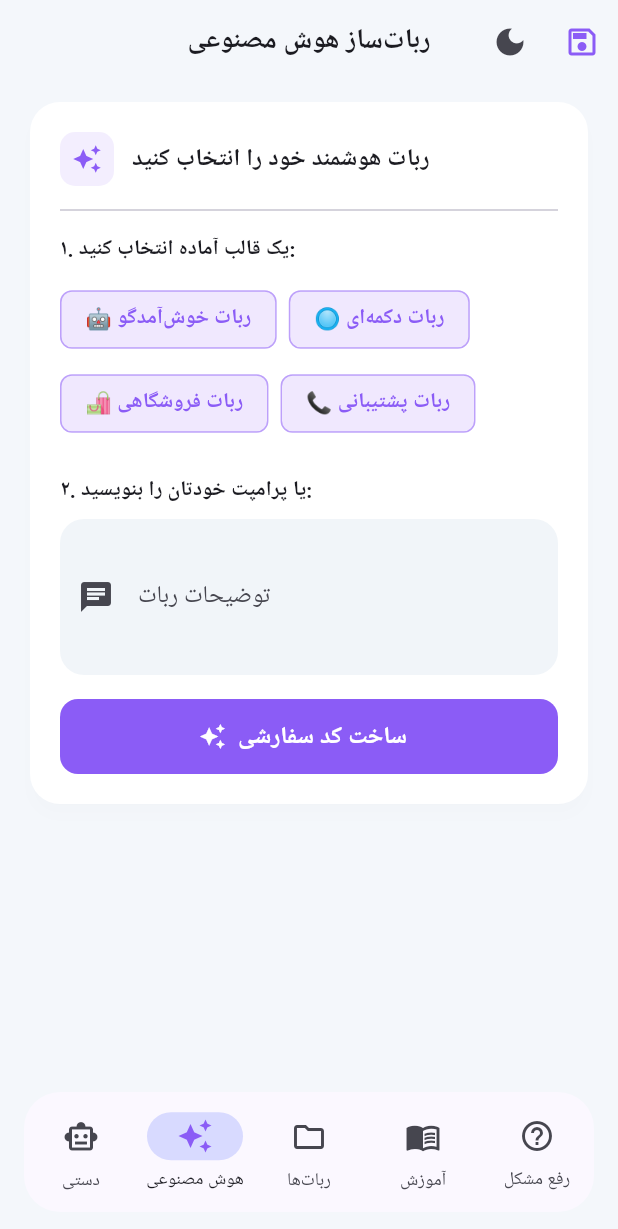
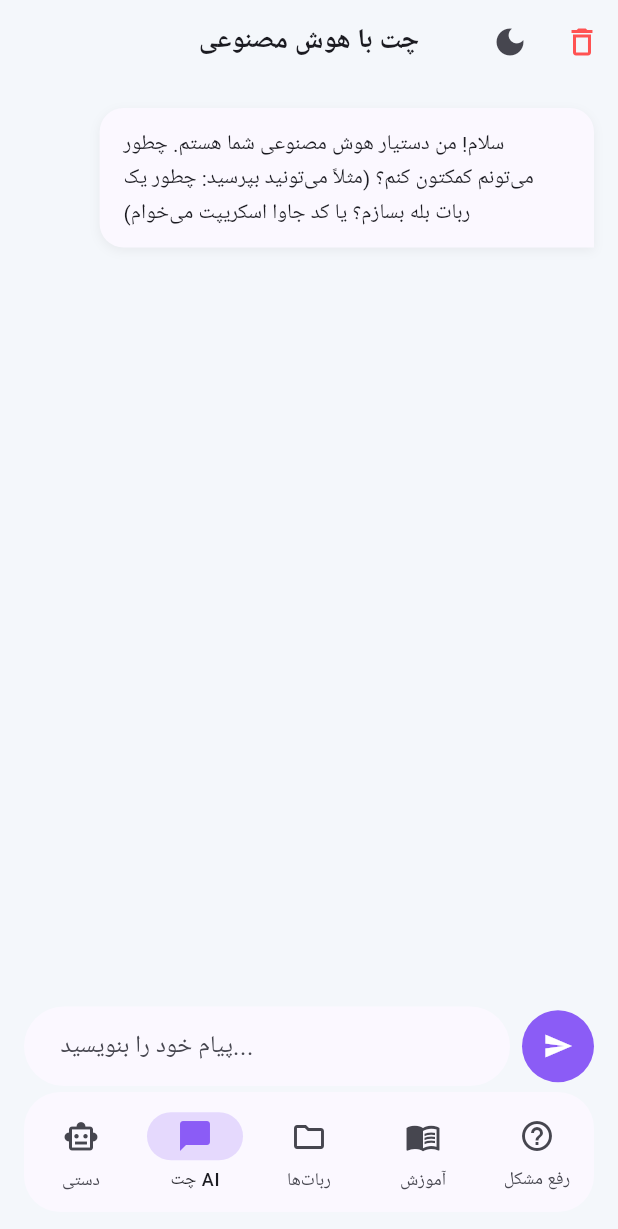
Before and after one commit to amirali6281387-create/appbale, a Flutter app: the screen it shows after launch, item 2 of the bottom bar chosen, on a phone screen of 412 x 824 dp. Shown: the top 1229 px of the screen. Run offline on Flutter 3.47's test engine with Material 3 defaults, Android fonts, the phone set to English and light mode, and no system bars; our stand-ins replace shared_preferences.

Commit message:
Update main.dart

````diff
--- a/lib/main.dart
+++ b/lib/main.dart
@@ -150,7 +150,7 @@ class _MainNavigationScreenState extends State<MainNavigationScreen> {
 
   final List<Widget> _screens = [
     const BotBuilderScreen(),
-    const AIAssistantScreen(),
+    const AIChatScreen(), // 👈 تب هوش مصنوعی به چت تغییر کرد
     const MyBotsScreen(),
     const TutorialsScreen(),
     const FaqScreen(),
@@ -169,10 +169,10 @@ class _MainNavigationScreenState extends State<MainNavigationScreen> {
             selectedIndex: _currentIndex,
             onDestinationSelected: (index) => setState(() => _currentIndex = index),
             backgroundColor: Theme.of(context).cardColor.withOpacity(0.95),
-            indicatorColor: const Color(0xFF4A60FF).withOpacity(0.2),
+            indicatorColor: const Color(0xFF8B5CF6).withOpacity(0.2),
             destinations: const [
               NavigationDestination(icon: Icon(Icons.smart_toy_outlined), selectedIcon: Icon(Icons.smart_toy, color: Color(0xFF4A60FF)), label: 'دستی'),
-              NavigationDestination(icon: Icon(Icons.auto_awesome_outlined), selectedIcon: Icon(Icons.auto_awesome, color: Color(0xFF8B5CF6)), label: 'هوش مصنوعی'),
+              NavigationDestination(icon: Icon(Icons.chat_bubble_outline), selectedIcon: Icon(Icons.chat_bubble, color: Color(0xFF8B5CF6)), label: 'چت AI'),
               NavigationDestination(icon: Icon(Icons.folder_outlined), selectedIcon: Icon(Icons.folder, color: Color(0xFF4A60FF)), label: 'ربات‌ها'),
               NavigationDestination(icon: Icon(Icons.menu_book_outlined), selectedIcon: Icon(Icons.menu_book, color: Color(0xFF4A60FF)), label: 'آموزش'),
               NavigationDestination(icon: Icon(Icons.help_outline), selectedIcon: Icon(Icons.help, color: Color(0xFF4A60FF)), label: 'رفع مشکل'),
@@ -456,112 +456,88 @@ export default {
 }
 
 // ---------------------------------------------------------------------------
-// ۲. صفحه هوش مصنوعی
+// ۲. صفحه چت هوش مصنوعی (کاملاً جدید)
 // ---------------------------------------------------------------------------
-class AIAssistantScreen extends StatefulWidget {
-  const AIAssistantScreen({super.key});
+class AIChatScreen extends StatefulWidget {
+  const AIChatScreen({super.key});
   @override
-  State<AIAssistantScreen> createState() => _AIAssistantScreenState();
+  State<AIChatScreen> createState() => _AIChatScreenState();
 }
 
-class _AIAssistantScreenState extends State<AIAssistantScreen> {
-  final TextEditingController workerUrlController = TextEditingController(text: 'https://your-worker-name.workers.dev/');
-  final TextEditingController promptController = TextEditingController();
-  final TextEditingController tokenController = TextEditingController();
+class _AIChatScreenState extends State<AIChatScreen> {
+  final TextEditingController messageController = TextEditingController();
+  final ScrollController scrollController = ScrollController();
 
-  String generatedCode = '';
+  // آدرس ورکر هوش مصنوعی شما
+  final String workerUrl = 'https://aibaleapp.amirali6281387.workers.dev/';
+
   bool isLoading = false;
-  bool isCopied = false;
-  String activePrompt = '';
 
-  // 🪄 تابع جادویی برای تمیز کردن کد از توضیحات اضافه
-  String extractRawCode(String raw) {
-    String code = raw;
-    code = code.replaceAll('```javascript', '').replaceAll('```js', '').replaceAll('```', '');
+  // لیست پیام‌های چت
+  List<Map<String, dynamic>> messages = [
+    {'role': 'ai', 'text': 'سلام! من دستیار هوش مصنوعی شما هستم. چطور می‌تونم کمکتون کنم؟ (مثلاً می‌تونید بپرسید: چطور یک ربات بله بسازم؟ یا کد جاوا اسکریپت می‌خوام)'}
+  ];
 
-    int startIndex = code.indexOf('export default');
-    if (startIndex != -1) {
-      code = code.substring(startIndex);
-    }
-    int endIndex = code.lastIndexOf('}');
-    if (endIndex != -1) {
-      code = code.substring(0, endIndex + 1);
-    }
-    return code.trim();
-  }
+  Future<void> sendMessage() async {
+    final text = messageController.text.trim();
+    if (text.isEmpty || isLoading) return;
 
-  Future<void> generateWithAI(String promptText) async {
-    final url = workerUrlController.text.trim();
-    if (url.isEmpty || promptText.isEmpty) return;
+    setState(() {
+      messages.add({'role': 'user', 'text': text});
+      isLoading = true;
+      messageController.clear();
+    });
 
-    setState(() { isLoading = true; generatedCode = ''; activePrompt = promptText; promptController.text = promptText; });
+    _scrollToBottom();
 
     try {
       final response = await http.post(
-        Uri.parse(url),
+        Uri.parse(workerUrl),
         headers: {'Content-Type': 'application/json'},
-        body: jsonEncode({'prompt': promptText})
+        body: jsonEncode({'prompt': text}),
       ).timeout(const Duration(seconds: 60));
 
       if (response.statusCode == 200) {
-        String cleanCode = extractRawCode(response.body);
-        setState(() => generatedCode = cleanCode);
+        setState(() {
+          messages.add({'role': 'ai', 'text': response.body});
+        });
       } else {
-        throw Exception('خطا در سرور');
+        throw Exception('خطا در سرور: ${response.statusCode}');
       }
     } catch (e) {
-      if (mounted) ScaffoldMessenger.of(context).showSnackBar(SnackBar(content: Text('خطا: $e'), backgroundColor: Colors.red));
+      setState(() {
+        messages.add({'role': 'error', 'text': 'متأسفانه خطایی رخ داد. لطفاً دوباره تلاش کنید.\nجزئیات: $e'});
+      });
     } finally {
       setState(() => isLoading = false);
+      _scrollToBottom();
     }
   }
 
-  Future<void> _saveBot() async {
-    if (generatedCode.isEmpty) return;
-    final prefs = await SharedPreferences.getInstance();
-    final savedBots = prefs.getStringList('saved_bots') ?? [];
-    savedBots.add(jsonEncode({
-      'id': DateTime.now().millisecondsSinceEpoch.toString(),
-      'title': 'ربات هوش مصنوعی (${activePrompt.length > 20 ? activePrompt.substring(0, 20) + "..." : activePrompt})',
-      'token': tokenController.text.trim(),
-      'code': generatedCode,
-      'date': DateTime.now().toIso8601String()
-    }));
-    await prefs.setStringList('saved_bots', savedBots);
-    if (mounted) ScaffoldMessenger.of(context).showSnackBar(const SnackBar(content: Text('ربات AI ذخیره شد 💾'), backgroundColor: Colors.green));
+  void _scrollToBottom() {
+    WidgetsBinding.instance.addPostFrameCallback((_) {
+      if (scrollController.hasClients) {
+        scrollController.animateTo(
+          scrollController.position.maxScrollExtent,
+          duration: const Duration(milliseconds: 300),
+          curve: Curves.easeOut,
+        );
       }
-
-  void injectTokenAndCopy() {
-    final token = tokenController.text.trim();
-    if (token.isEmpty) {
-      ScaffoldMessenger.of(context).showSnackBar(const SnackBar(content: Text('لطفاً توکن ربات را وارد کنید.'), backgroundColor: Colors.orange));
-      return;
-    }
-    final finalCode = generatedCode.replaceAll('YOUR_BOT_TOKEN', token).replaceAll('YOUR_TOKEN', token).replaceAll('BOT_TOKEN', token);
-    Clipboard.setData(ClipboardData(text: finalCode));
-    setState(() => isCopied = true);
-    ScaffoldMessenger.of(context).showSnackBar(const SnackBar(content: Text('توکن جایگزین و کد کپی شد ✅'), backgroundColor: Colors.green));
-    Future.delayed(const Duration(seconds: 2), () { if (mounted) setState(() => isCopied = false); });
+    });
   }
 
   @override
   void dispose() {
-    workerUrlController.dispose(); promptController.dispose(); tokenController.dispose();
+    messageController.dispose();
+    scrollController.dispose();
     super.dispose();
   }
 
   @override
   Widget build(BuildContext context) {
-    final List<Map<String, String>> quickPrompts = [
-      {"title": "🤖 ربات خوش‌آمدگو", "prompt": "Write raw JavaScript code for a Bale bot. When user sends /start, reply with 'سلام! به ربات من خوش آمدید'. ONLY CODE."},
-      {"title": "🔘 ربات دکمه‌ای", "prompt": "Write raw JavaScript code for a Bale bot. When user sends /start, show an inline keyboard with 3 buttons: 'فروشگاه', 'پشتیبانی', 'درباره ما'. ONLY CODE."},
-      {"title": "🛍️ ربات فروشگاهی", "prompt": "Write raw JavaScript code for a Bale bot. When user sends 'قیمت', reply with a list of products and prices. ONLY CODE."},
-      {"title": "📞 ربات پشتیبانی", "prompt": "Write raw JavaScript code for a Bale bot. When user sends any message, reply with 'پیام شما دریافت شد. به زودی پاسخ می‌دهیم.' ONLY CODE."},
-    ];
-
     return Scaffold(
       appBar: AppBar(
-        title: const Text('ربات‌ساز هوش مصنوعی', style: TextStyle(fontWeight: FontWeight.bold, fontSize: 18)),
+        title: const Text('چت با هوش مصنوعی', style: TextStyle(fontWeight: FontWeight.bold, fontSize: 18)),
         actions: [
           IconButton(
             onPressed: toggleTheme,
@@ -570,99 +546,128 @@ class _AIAssistantScreenState extends State<AIAssistantScreen> {
               builder: (context, mode, child) => Icon(mode == ThemeMode.dark ? Icons.light_mode : Icons.dark_mode)
             )
           ),
-          IconButton(onPressed: _saveBot, icon: const Icon(Icons.save_outlined, color: Color(0xFF8B5CF6))),
+          IconButton(
+            onPressed: () {
+              setState(() {
+                messages = [
+                  {'role': 'ai', 'text': 'چت پاک شد. چه سوالی دارید؟'}
+                ];
+              });
+            },
+            icon: const Icon(Icons.delete_outline, color: Colors.redAccent),
+            tooltip: 'پاک کردن چت',
+          ),
         ]
       ),
-      body: SingleChildScrollView(
-        padding: const EdgeInsets.fromLTRB(16, 8, 16, 100),
-        child: Column(children: [
-          Card(
-            child: Padding(
-              padding: const EdgeInsets.all(20),
-              child: Column(crossAxisAlignment: CrossAxisAlignment.start, children: [
-                Row(children: [
-                  Container(
-                    padding: const EdgeInsets.all(8),
-                    decoration: BoxDecoration(color: const Color(0xFF8B5CF6).withOpacity(0.1), borderRadius: BorderRadius.circular(10)),
-                    child: const Icon(Icons.auto_awesome, color: Color(0xFF8B5CF6), size: 20),
+      body: Column(
+        children: [
+          // لیست پیام‌ها
+          Expanded(
+            child: ListView.builder(
+              controller: scrollController,
+              padding: const EdgeInsets.fromLTRB(16, 16, 16, 16),
+              itemCount: messages.length,
+              itemBuilder: (context, index) {
+                final msg = messages[index];
+                final isUser = msg['role'] == 'user';
+                final isError = msg['role'] == 'error';
+
+                return Align(
+                  alignment: isUser ? Alignment.centerLeft : Alignment.centerRight,
+                  child: Container(
+                    margin: const EdgeInsets.only(bottom: 16),
+                    padding: const EdgeInsets.symmetric(horizontal: 16, vertical: 12),
+                    constraints: BoxConstraints(maxWidth: MediaQuery.of(context).size.width * 0.8),
+                    decoration: BoxDecoration(
+                      color: isUser
+                          ? const Color(0xFF4A60FF)
+                          : (isError ? Colors.red.shade100 : Theme.of(context).cardColor),
+                      borderRadius: BorderRadius.only(
+                        topLeft: const Radius.circular(16),
+                        topRight: const Radius.circular(16),
+                        bottomLeft: isUser ? Radius.zero : const Radius.circular(16),
+                        bottomRight: isUser ? const Radius.circular(16) : Radius.zero,
                       ),
-                  const SizedBox(width: 12),
-                  const Text('ربات هوشمند خود را انتخاب کنید', style: TextStyle(fontSize: 16, fontWeight: FontWeight.bold))
-                ]),
-                const Divider(height: 32),
-
-                const Text('۱. یک قالب آماده انتخاب کنید:', style: TextStyle(fontWeight: FontWeight.w600)),
-                const SizedBox(height: 12),
-                Wrap(
-                  spacing: 8,
-                  runSpacing: 8,
-                  children: quickPrompts.map((item) {
-                    return ActionChip(
-                      label: Text(item['title']!),
-                      onPressed: () {
-                        promptController.text = item['prompt']!;
-                        generateWithAI(item['prompt']!);
+                      boxShadow: [
+                        BoxShadow(
+                          color: Colors.black.withOpacity(0.05),
+                          blurRadius: 5,
+                          offset: const Offset(0, 2),
+                        )
+                      ],
+                    ),
+                    child: SelectableText(
+                      msg['text'],
+                      style: TextStyle(
+                        color: isUser
+                            ? Colors.white
+                            : (isError ? Colors.red.shade900 : Theme.of(context).textTheme.bodyMedium?.color),
+                        fontSize: 14,
+                        height: 1.6,
+                      ),
+                    ),
+                  ),
+                );
               },
-                      backgroundColor: const Color(0xFF8B5CF6).withOpacity(0.1),
-                      side: BorderSide(color: const Color(0xFF8B5CF6).withOpacity(0.3)),
-                      labelStyle: const TextStyle(color: Color(0xFF8B5CF6), fontWeight: FontWeight.bold),
-                    );
-                  }).toList(),
+            ),
           ),
 
-                const SizedBox(height: 24),
-                const Text('۲. یا پرامپت خودتان را بنویسید:', style: TextStyle(fontWeight: FontWeight.w600)),
-                const SizedBox(height: 8),
-                TextField(
-                  controller: promptController,
-                  maxLines: 3,
-                  decoration: const InputDecoration(labelText: 'توضیحات ربات', hintText: 'مثلاً: رباتی بساز که به سلام جواب بدهد...', prefixIcon: Icon(Icons.chat))
-                ),
-                const SizedBox(height: 16),
-                SizedBox(
-                  width: double.infinity,
-                  height: 50,
-                  child: FilledButton.icon(
-                    onPressed: isLoading ? null : () => generateWithAI(promptController.text.trim()),
-                    icon: isLoading ? const SizedBox(width: 20, height: 20, child: CircularProgressIndicator(color: Colors.white, strokeWidth: 2)) : const Icon(Icons.auto_awesome),
-                    label: Text(isLoading ? 'در حال ساخت کد...' : 'ساخت کد سفارشی', style: const TextStyle(fontWeight: FontWeight.bold, fontSize: 16)),
-                    style: FilledButton.styleFrom(backgroundColor: const Color(0xFF8B5CF6), shape: RoundedRectangleBorder(borderRadius: BorderRadius.circular(12))),
-                  )
-                ),
-              ]),
+          // نشانگر در حال تایپ
+          if (isLoading)
+            Padding(
+              padding: const EdgeInsets.symmetric(vertical: 8),
+              child: Row(
+                mainAxisAlignment: MainAxisAlignment.center,
+                children: [
+                  const SizedBox(width: 16, height: 16, child: CircularProgressIndicator(strokeWidth: 2, color: Color(0xFF8B5CF6))),
+                  const SizedBox(width: 8),
+                  Text('هوش مصنوعی در حال فکر کردن است...', style: TextStyle(color: Colors.grey.shade600, fontSize: 12)),
+                ],
               ),
             ),
-          const SizedBox(height: 20),
-          if (generatedCode.isNotEmpty) ...[
-            Card(
-              child: Padding(
-                padding: const EdgeInsets.all(20),
-                child: Row(children: [
+
+          // فیلد ارسال پیام
+          Container(
+            padding: const EdgeInsets.fromLTRB(16, 8, 16, 100), // فاصله از پایین برای منوی شناور
+            color: Theme.of(context).scaffoldBackgroundColor,
+            child: Row(
+              children: [
                 Expanded(
                   child: TextField(
-                      controller: tokenController,
-                      decoration: const InputDecoration(hintText: 'توکن ربات خود را وارد کنید...', prefixIcon: Icon(Icons.vpn_key)),
-                      textDirection: TextDirection.ltr
-                    )
+                    controller: messageController,
+                    textInputAction: TextInputAction.send,
+                    onSubmitted: (_) => sendMessage(),
+                    decoration: InputDecoration(
+                      hintText: 'پیام خود را بنویسید...',
+                      filled: true,
+                      fillColor: Theme.of(context).cardColor,
+                      contentPadding: const EdgeInsets.symmetric(horizontal: 20, vertical: 14),
+                      border: OutlineInputBorder(
+                        borderRadius: BorderRadius.circular(30),
+                        borderSide: BorderSide.none,
                       ),
-                  const SizedBox(width: 12),
-                  ElevatedButton(
-                    onPressed: injectTokenAndCopy,
-                    style: ElevatedButton.styleFrom(
-                      backgroundColor: Colors.green,
-                      foregroundColor: Colors.white,
-                      padding: const EdgeInsets.symmetric(vertical: 18, horizontal: 20),
-                      shape: RoundedRectangleBorder(borderRadius: BorderRadius.circular(16))
-                    ),
-                    child: const Text('کپی'),
-                  )
-                ]),
+                      enabledBorder: OutlineInputBorder(
+                        borderRadius: BorderRadius.circular(30),
+                        borderSide: BorderSide.none,
                       ),
                     ),
-            const SizedBox(height: 20),
-            CodeViewer(code: generatedCode, isCopied: isCopied, onCopy: injectTokenAndCopy),
+                  ),
+                ),
+                const SizedBox(width: 8),
+                Container(
+                  decoration: const BoxDecoration(
+                    color: Color(0xFF8B5CF6),
+                    shape: BoxShape.circle,
+                  ),
+                  child: IconButton(
+                    onPressed: isLoading ? null : sendMessage,
+                    icon: const Icon(Icons.send, color: Colors.white, size: 20),
+                  ),
+                ),
               ],
-        ]),
+            ),
+          ),
+        ],
       ),
     );
   }
````
Lines whose indentation alone changed are shown as unchanged.
